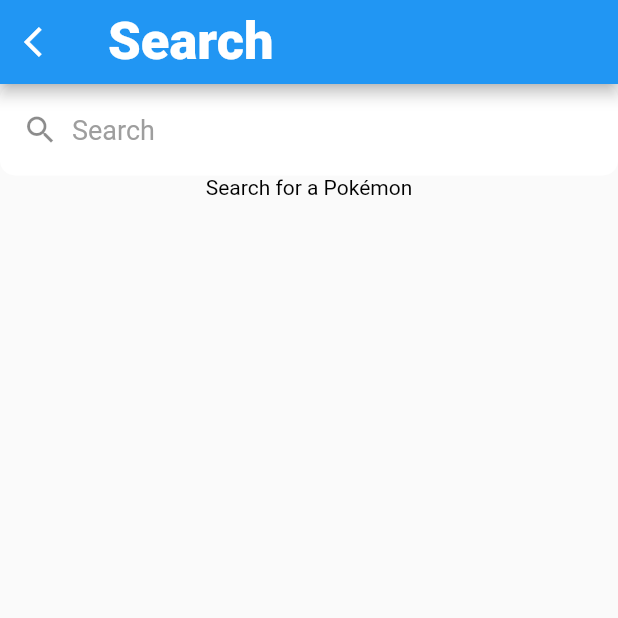
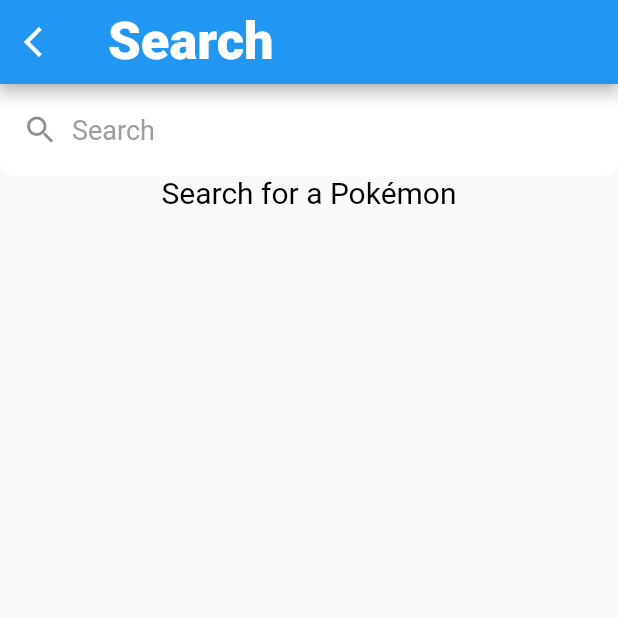
Before and after one commit to Dan-Sutton/pokedex, a Flutter app: the Search screen opened directly, on a phone screen of 412 x 824 dp, the top half of it. Run offline on Flutter 3.47's test engine with Material 2 defaults, Android fonts, the phone set to English and light mode, and no system bars; our stand-ins replace carousel_slider, hive_flutter; missing offline and left inert: floating_action_bubble; accounts and stored records are empty; network calls fail.

Commit message:
clear text

```diff
--- a/lib/pages/search.dart
+++ b/lib/pages/search.dart
@@ -21,11 +21,12 @@ class _SearchState extends State<Search> {
 
   dynamic pokeInfo;
 
+  final fieldText = TextEditingController();
+
   void fetchPokeData(index) async {
     try {
       Uri url = Uri.parse('https://pokeapi.co/api/v2/pokemon/$index');
       final response = await http.get(url);
-      print(response);
       final responseData = json.decode(response.body) as Map<String, dynamic>;
 
       setState(() {
@@ -36,6 +37,7 @@ class _SearchState extends State<Search> {
       setState(() {
         error = true;
       });
+
       // throw (e);
     }
   }
@@ -62,8 +64,10 @@ class _SearchState extends State<Search> {
         child: Column(
           children: [
             TextField(
+              controller: fieldText,
               onSubmitted: ((value) {
                 fetchPokeData(value.toLowerCase());
+                fieldText.clear();
               }),
               cursorColor: Colors.grey,
               decoration: InputDecoration(
@@ -81,14 +85,18 @@ class _SearchState extends State<Search> {
                   )),
             ),
             pokeInfo == null && !error
-                ? const Text(
-                    'Search for a Pokémon',
-                    style: TextStyle(color: Colors.black),
+                ? const Center(
+                    child: Text(
+                      'Search for a Pokémon',
+                      style: TextStyle(color: Colors.black, fontSize: 20),
+                    ),
                   )
                 : error
-                    ? Text(
-                        errorMessage,
-                        style: TextStyle(color: Colors.black),
+                    ? Center(
+                        child: Text(
+                          errorMessage,
+                          style: TextStyle(color: Colors.black, fontSize: 20),
+                        ),
                       )
                     : Expanded(
                         child: InfoCard(data: pokeInfo),
```
